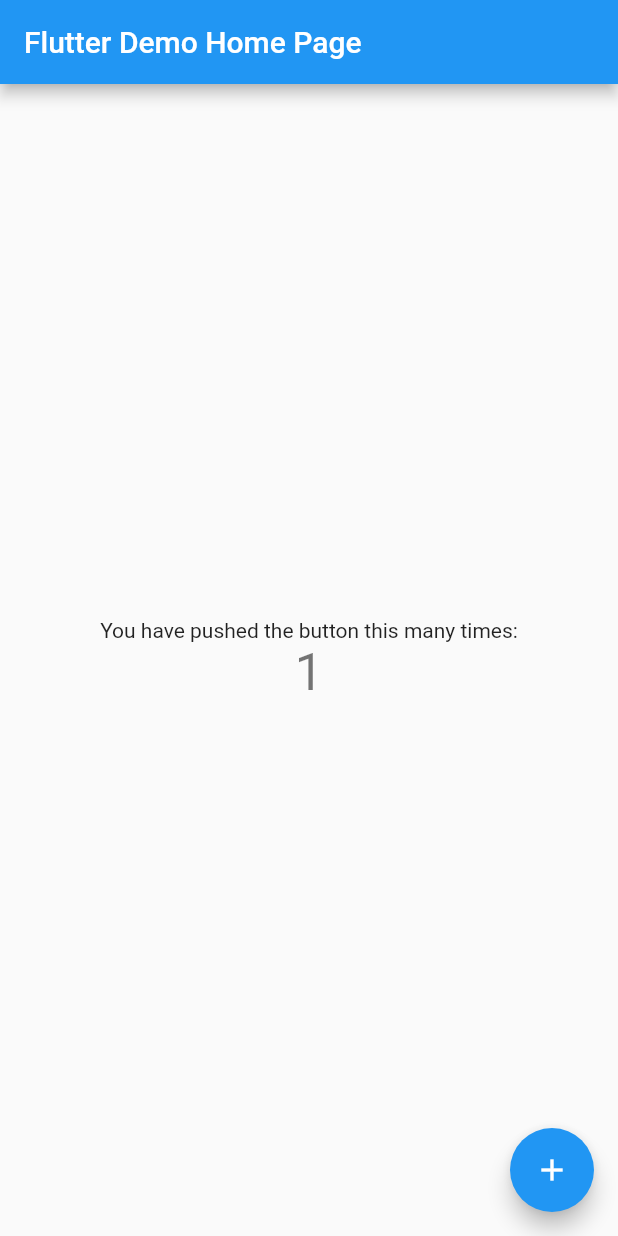
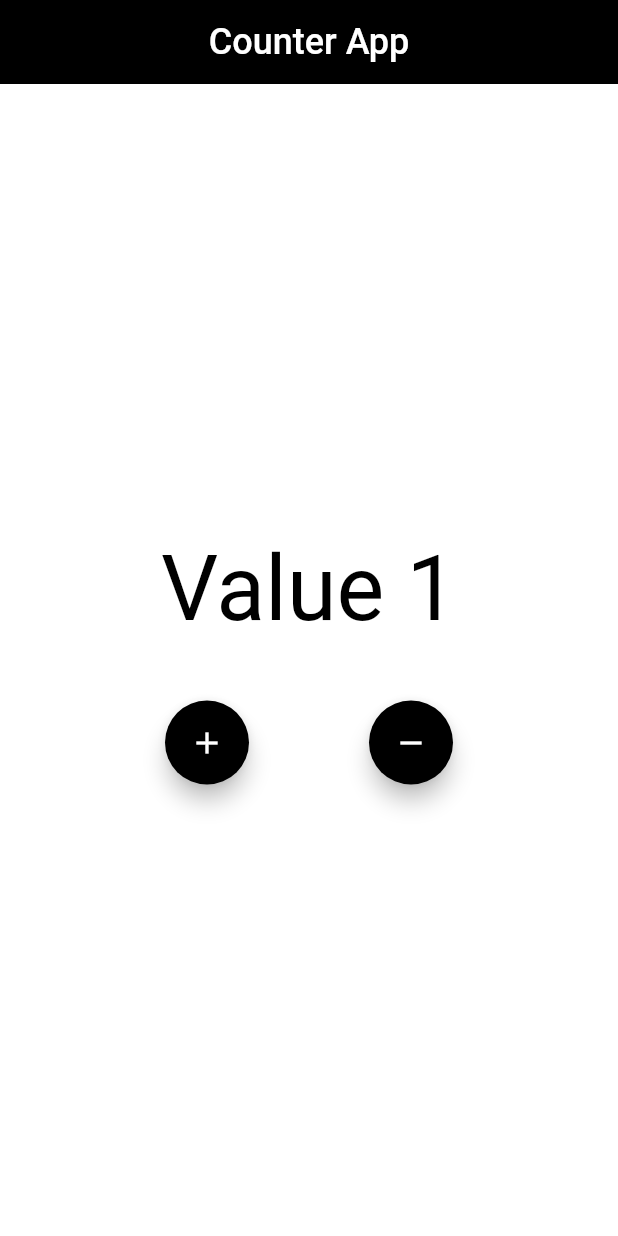
Before and after one commit to vintusgmbh/counter_app, a Flutter app: the screen it shows after launch, after a tap on the "add" icon, on a phone screen of 412 x 824 dp. Run offline on Flutter 3.47's test engine with Material 2 defaults, Android fonts, the phone set to English and light mode, and no system bars.

Commit message:
counter screen added

```diff
--- a/lib/main.dart
+++ b/lib/main.dart
@@ -1,3 +1,4 @@
+import 'package:counter_app/main_screen.dart';
 import 'package:flutter/material.dart';
 
 void main() {
@@ -11,105 +12,12 @@ class MyApp extends StatelessWidget {
   @override
   Widget build(BuildContext context) {
     return MaterialApp(
-      title: 'Flutter Demo',
+      debugShowCheckedModeBanner: false,
+      title: 'Counter App',
       theme: ThemeData(
-        // This is the theme of your application.
-        //
-        // Try running your application with "flutter run". You'll see the
-        // application has a blue toolbar. Then, without quitting the app, try
-        // changing the primarySwatch below to Colors.green and then invoke
-        // "hot reload" (press "r" in the console where you ran "flutter run",
-        // or simply save your changes to "hot reload" in a Flutter IDE).
-        // Notice that the counter didn't reset back to zero; the application
-        // is not restarted.
         primarySwatch: Colors.blue,
       ),
-      home: const MyHomePage(title: 'Flutter Demo Home Page'),
+      home: const MainScreen(),
     );
   }
 }
-
-class MyHomePage extends StatefulWidget {
-  const MyHomePage({Key? key, required this.title}) : super(key: key);
-
-  // This widget is the home page of your application. It is stateful, meaning
-  // that it has a State object (defined below) that contains fields that affect
-  // how it looks.
-
-  // This class is the configuration for the state. It holds the values (in this
-  // case the title) provided by the parent (in this case the App widget) and
-  // used by the build method of the State. Fields in a Widget subclass are
-  // always marked "final".
-
-  final String title;
-
-  @override
-  State<MyHomePage> createState() => _MyHomePageState();
-}
-
-class _MyHomePageState extends State<MyHomePage> {
-  int _counter = 0;
-
-  void _incrementCounter() {
-    setState(() {
-      // This call to setState tells the Flutter framework that something has
-      // changed in this State, which causes it to rerun the build method below
-      // so that the display can reflect the updated values. If we changed
-      // _counter without calling setState(), then the build method would not be
-      // called again, and so nothing would appear to happen.
-      _counter++;
-    });
-  }
-
-  @override
-  Widget build(BuildContext context) {
-    // This method is rerun every time setState is called, for instance as done
-    // by the _incrementCounter method above.
-    //
-    // The Flutter framework has been optimized to make rerunning build methods
-    // fast, so that you can just rebuild anything that needs updating rather
-    // than having to individually change instances of widgets.
-    return Scaffold(
-      appBar: AppBar(
-        // Here we take the value from the MyHomePage object that was created by
-        // the App.build method, and use it to set our appbar title.
-        title: Text(widget.title),
-      ),
-      body: Center(
-        // Center is a layout widget. It takes a single child and positions it
-        // in the middle of the parent.
-        child: Column(
-          // Column is also a layout widget. It takes a list of children and
-          // arranges them vertically. By default, it sizes itself to fit its
-          // children horizontally, and tries to be as tall as its parent.
-          //
-          // Invoke "debug painting" (press "p" in the console, choose the
-          // "Toggle Debug Paint" action from the Flutter Inspector in Android
-          // Studio, or the "Toggle Debug Paint" command in Visual Studio Code)
-          // to see the wireframe for each widget.
-          //
-          // Column has various properties to control how it sizes itself and
-          // how it positions its children. Here we use mainAxisAlignment to
-          // center the children vertically; the main axis here is the vertical
-          // axis because Columns are vertical (the cross axis would be
-          // horizontal).
-          mainAxisAlignment: MainAxisAlignment.center,
-          children: <Widget>[
-            const Text(
-              'You have pushed the button this many times:',
-            ),
-            Text(
-              '$_counter',
-              style: Theme.of(context).textTheme.headline4,
-            ),
-          ],
-        ),
-      ),
-      floatingActionButton: FloatingActionButton(
-        onPressed: _incrementCounter,
-        tooltip: 'Increment',
-        child: const Icon(Icons.add),
-      ), // This trailing comma makes auto-formatting nicer for build methods.
-    );
-  }
-}
--- /dev/null
+++ b/lib/main_screen.dart
@@ -0,0 +1,86 @@
+import 'package:flutter/material.dart';
+
+class MainScreen extends StatefulWidget {
+  const MainScreen({Key? key}) : super(key: key);
+
+  @override
+  State<MainScreen> createState() => _MainScreenState();
+}
+
+class _MainScreenState extends State<MainScreen> {
+
+  int value = 0;
+
+  void add() {
+    setState((){
+      value ++;
+    });
+  }
+
+  void subtract() {
+    setState((){
+      value --;
+    });
+  }
+
+  @override
+  Widget build(BuildContext context) {
+    return Scaffold(
+      backgroundColor: Colors.white,
+
+      /// appbar
+      appBar: AppBar(
+        backgroundColor: Colors.black,
+        elevation: 0.0,
+        centerTitle: true,
+        title: const Text('Counter App',
+          style: TextStyle(
+            fontSize: 24.0,
+            color: Colors.white,
+          ),
+        ),
+      ),
+
+      /// body
+      body: SizedBox(
+        height: MediaQuery.of(context).size.height,
+        width: MediaQuery.of(context).size.width,
+        child: Column(
+          crossAxisAlignment: CrossAxisAlignment.center,
+          mainAxisAlignment: MainAxisAlignment.center,
+          children: [
+            Text('Value $value',
+              style: const TextStyle(
+                fontSize: 60.0,
+                color: Colors.black,
+              ),
+            ),
+            SizedBox(height: 40.0),
+
+            Row(
+              crossAxisAlignment: CrossAxisAlignment.center,
+              mainAxisAlignment: MainAxisAlignment.center,
+              children: [
+                FloatingActionButton(
+                  onPressed: (){
+                    add();
+                  },
+                  backgroundColor: Colors.black,
+                  child: const Icon(Icons.add, color: Colors.white,),
+                ),
+                SizedBox(width: 80.0),
+                FloatingActionButton(
+                  onPressed: (){
+                    subtract();
+                  },
+                  backgroundColor: Colors.black,
+                  child: const Icon(Icons.remove, color: Colors.white,),
+                ),
+              ],
+            ),
+          ],
+        ),
+      ),
+    );
+  }
+}
```
